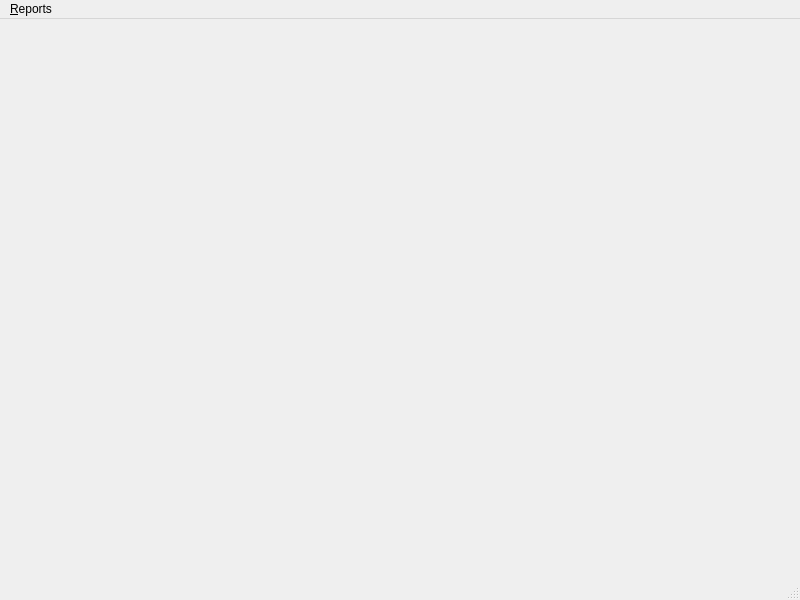
Old version of the form viewer/wndmain.ui in the repository tbikfalvi/Belenus.
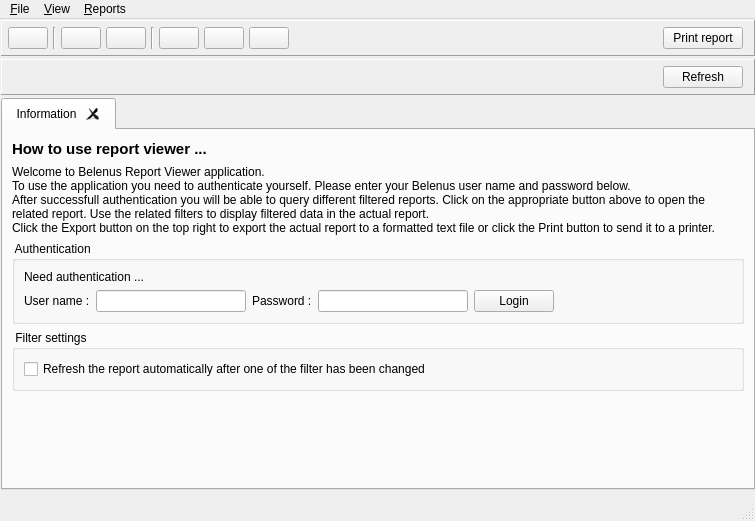
New version of the form.

Commit message: Report viewer ...

Patch:
```diff
--- a/viewer/wndmain.ui
+++ b/viewer/wndmain.ui
@@ -6,31 +6,483 @@
    <rect>
     <x>0</x>
     <y>0</y>
-    <width>800</width>
-    <height>600</height>
+    <width>755</width>
+    <height>521</height>
    </rect>
   </property>
   <property name="windowTitle">
    <string>Belenus Report Viewer</string>
   </property>
-  <widget class="QWidget" name="centralwidget"/>
+  <widget class="QWidget" name="centralwidget">
+   <layout class="QVBoxLayout" name="verticalLayout">
+    <property name="spacing">
+     <number>3</number>
+    </property>
+    <property name="leftMargin">
+     <number>1</number>
+    </property>
+    <property name="topMargin">
+     <number>1</number>
+    </property>
+    <property name="rightMargin">
+     <number>0</number>
+    </property>
+    <item>
+     <widget class="QFrame" name="frameToolbar">
+      <property name="frameShape">
+       <enum>QFrame::Panel</enum>
+      </property>
+      <property name="frameShadow">
+       <enum>QFrame::Raised</enum>
+      </property>
+      <layout class="QHBoxLayout" name="horizontalLayout">
+       <property name="spacing">
+        <number>5</number>
+       </property>
+       <property name="margin">
+        <number>6</number>
+       </property>
+       <item>
+        <widget class="QPushButton" name="pbExit">
+         <property name="sizePolicy">
+          <sizepolicy hsizetype="Minimum" vsizetype="Preferred">
+           <horstretch>0</horstretch>
+           <verstretch>0</verstretch>
+          </sizepolicy>
+         </property>
+         <property name="text">
+          <string/>
+         </property>
+         <property name="iconSize">
+          <size>
+           <width>30</width>
+           <height>30</height>
+          </size>
+         </property>
+        </widget>
+       </item>
+       <item>
+        <widget class="Line" name="line">
+         <property name="orientation">
+          <enum>Qt::Vertical</enum>
+         </property>
+        </widget>
+       </item>
+       <item>
+        <widget class="QPushButton" name="pbBookkeepingDaily">
+         <property name="text">
+          <string/>
+         </property>
+         <property name="iconSize">
+          <size>
+           <width>30</width>
+           <height>30</height>
+          </size>
+         </property>
+         <property name="checkable">
+          <bool>true</bool>
+         </property>
+        </widget>
+       </item>
+       <item>
+        <widget class="QPushButton" name="pbBookkeepingLedger">
+         <property name="text">
+          <string/>
+         </property>
+         <property name="iconSize">
+          <size>
+           <width>30</width>
+           <height>30</height>
+          </size>
+         </property>
+         <property name="checkable">
+          <bool>true</bool>
+         </property>
+        </widget>
+       </item>
+       <item>
+        <widget class="Line" name="line_2">
+         <property name="orientation">
+          <enum>Qt::Vertical</enum>
+         </property>
+        </widget>
+       </item>
+       <item>
+        <widget class="QPushButton" name="pbPatientcardsActive">
+         <property name="text">
+          <string/>
+         </property>
+         <property name="iconSize">
+          <size>
+           <width>30</width>
+           <height>30</height>
+          </size>
+         </property>
+         <property name="checkable">
+          <bool>true</bool>
+         </property>
+        </widget>
+       </item>
+       <item>
+        <widget class="QPushButton" name="pbPatientcardsInactive">
+         <property name="text">
+          <string/>
+         </property>
+         <property name="iconSize">
+          <size>
+           <width>30</width>
+           <height>30</height>
+          </size>
+         </property>
+         <property name="checkable">
+          <bool>true</bool>
+         </property>
+        </widget>
+       </item>
+       <item>
+        <widget class="QPushButton" name="pbPatientcardsUsage">
+         <property name="text">
+          <string/>
+         </property>
+         <property name="iconSize">
+          <size>
+           <width>30</width>
+           <height>30</height>
+          </size>
+         </property>
+         <property name="checkable">
+          <bool>true</bool>
+         </property>
+        </widget>
+       </item>
+       <item>
+        <spacer name="horizontalSpacer">
+         <property name="orientation">
+          <enum>Qt::Horizontal</enum>
+         </property>
+         <property name="sizeHint" stdset="0">
+          <size>
+           <width>737</width>
+           <height>20</height>
+          </size>
+         </property>
+        </spacer>
+       </item>
+       <item>
+        <widget class="QPushButton" name="pbPrint">
+         <property name="text">
+          <string> Print report </string>
+         </property>
+         <property name="iconSize">
+          <size>
+           <width>30</width>
+           <height>30</height>
+          </size>
+         </property>
+        </widget>
+       </item>
+       <item>
+        <spacer name="horizontalSpacer_2">
+         <property name="orientation">
+          <enum>Qt::Horizontal</enum>
+         </property>
+         <property name="sizeType">
+          <enum>QSizePolicy::Fixed</enum>
+         </property>
+         <property name="sizeHint" stdset="0">
+          <size>
+           <width>5</width>
+           <height>20</height>
+          </size>
+         </property>
+        </spacer>
+       </item>
+      </layout>
+     </widget>
+    </item>
+    <item>
+     <widget class="QFrame" name="frameFilterbar">
+      <property name="frameShape">
+       <enum>QFrame::Panel</enum>
+      </property>
+      <property name="frameShadow">
+       <enum>QFrame::Raised</enum>
+      </property>
+      <layout class="QHBoxLayout" name="horizontalLayout_3">
+       <property name="spacing">
+        <number>5</number>
+       </property>
+       <property name="margin">
+        <number>6</number>
+       </property>
+       <item>
+        <spacer name="horizontalSpacer_4">
+         <property name="orientation">
+          <enum>Qt::Horizontal</enum>
+         </property>
+         <property name="sizeHint" stdset="0">
+          <size>
+           <width>647</width>
+           <height>20</height>
+          </size>
+         </property>
+        </spacer>
+       </item>
+       <item>
+        <widget class="QPushButton" name="pbRefresh">
+         <property name="text">
+          <string> Refresh </string>
+         </property>
+         <property name="iconSize">
+          <size>
+           <width>30</width>
+           <height>30</height>
+          </size>
+         </property>
+        </widget>
+       </item>
+       <item>
+        <spacer name="horizontalSpacer_5">
+         <property name="orientation">
+          <enum>Qt::Horizontal</enum>
+         </property>
+         <property name="sizeType">
+          <enum>QSizePolicy::Fixed</enum>
+         </property>
+         <property name="sizeHint" stdset="0">
+          <size>
+           <width>5</width>
+           <height>20</height>
+          </size>
+         </property>
+        </spacer>
+       </item>
+      </layout>
+     </widget>
+    </item>
+    <item>
+     <widget class="QTabWidget" name="tabReports">
+      <property name="currentIndex">
+       <number>0</number>
+      </property>
+      <property name="tabsClosable">
+       <bool>true</bool>
+      </property>
+      <widget class="QWidget" name="tabInformation">
+       <attribute name="title">
+        <string> Information </string>
+       </attribute>
+       <layout class="QVBoxLayout" name="verticalLayout_3">
+        <item>
+         <layout class="QHBoxLayout" name="horizontalLayout_2">
+          <item>
+           <widget class="QLabel" name="lblInformationTitle">
+            <property name="font">
+             <font>
+              <pointsize>11</pointsize>
+              <weight>75</weight>
+              <bold>true</bold>
+             </font>
+            </property>
+            <property name="text">
+             <string>How to use report viewer ...</string>
+            </property>
+           </widget>
+          </item>
+          <item>
+           <spacer name="horizontalSpacer_3">
+            <property name="orientation">
+             <enum>Qt::Horizontal</enum>
+            </property>
+            <property name="sizeHint" stdset="0">
+             <size>
+              <width>40</width>
+              <height>20</height>
+             </size>
+            </property>
+           </spacer>
+          </item>
+         </layout>
+        </item>
+        <item>
+         <widget class="QLabel" name="lblInformation1">
+          <property name="text">
+           <string>Welcome to Belenus Report Viewer application.
+To use the application you need to authenticate yourself. Please enter your Belenus user name and password below.
+After successfull authentication you will be able to query different filtered reports. Click on the appropriate button above to open the related report. Use the related filters to display filtered data in the actual report.
+Click the Export button on the top right to export the actual report to a formatted text file or click the Print button to send it to a printer.</string>
+          </property>
+          <property name="wordWrap">
+           <bool>true</bool>
+          </property>
+         </widget>
+        </item>
+        <item>
+         <widget class="QGroupBox" name="gbAuthentication">
+          <property name="title">
+           <string> Authentication </string>
+          </property>
+          <layout class="QVBoxLayout" name="verticalLayout_2">
+           <item>
+            <widget class="QLabel" name="lblAuthenticationInformation">
+             <property name="text">
+              <string>Need authentication ...</string>
+             </property>
+            </widget>
+           </item>
+           <item>
+            <layout class="QHBoxLayout" name="horizontalLayout_4">
+             <item>
+              <widget class="QLabel" name="lblUserName">
+               <property name="text">
+                <string>User name :</string>
+               </property>
+              </widget>
+             </item>
+             <item>
+              <widget class="QLineEdit" name="ledUserName">
+               <property name="maximumSize">
+                <size>
+                 <width>150</width>
+                 <height>16777215</height>
+                </size>
+               </property>
+              </widget>
+             </item>
+             <item>
+              <widget class="QLabel" name="lblPassword">
+               <property name="text">
+                <string>Password :</string>
+               </property>
+              </widget>
+             </item>
+             <item>
+              <widget class="QLineEdit" name="ledPassword">
+               <property name="maximumSize">
+                <size>
+                 <width>150</width>
+                 <height>16777215</height>
+                </size>
+               </property>
+               <property name="echoMode">
+                <enum>QLineEdit::Password</enum>
+               </property>
+              </widget>
+             </item>
+             <item>
+              <widget class="QPushButton" name="pbAuthenticate">
+               <property name="text">
+                <string> Login </string>
+               </property>
+               <property name="iconSize">
+                <size>
+                 <width>20</width>
+                 <height>20</height>
+                </size>
+               </property>
+              </widget>
+             </item>
+             <item>
+              <spacer name="horizontalSpacer_6">
+               <property name="orientation">
+                <enum>Qt::Horizontal</enum>
+               </property>
+               <property name="sizeHint" stdset="0">
+                <size>
+                 <width>40</width>
+                 <height>20</height>
+                </size>
+               </property>
+              </spacer>
+             </item>
+            </layout>
+           </item>
+          </layout>
+         </widget>
+        </item>
+        <item>
+         <widget class="QGroupBox" name="gbFilterSettings">
+          <property name="title">
+           <string> Filter settings </string>
+          </property>
+          <layout class="QVBoxLayout" name="verticalLayout_4">
+           <item>
+            <widget class="QCheckBox" name="chkAutoRefresh">
+             <property name="text">
+              <string>Refresh the report automatically after one of the filter has been changed</string>
+             </property>
+            </widget>
+           </item>
+          </layout>
+         </widget>
+        </item>
+        <item>
+         <spacer name="verticalSpacer">
+          <property name="orientation">
+           <enum>Qt::Vertical</enum>
+          </property>
+          <property name="sizeHint" stdset="0">
+           <size>
+            <width>20</width>
+            <height>105</height>
+           </size>
+          </property>
+         </spacer>
+        </item>
+       </layout>
+      </widget>
+     </widget>
+    </item>
+   </layout>
+  </widget>
   <widget class="QMenuBar" name="menubar">
    <property name="geometry">
     <rect>
      <x>0</x>
      <y>0</y>
-     <width>800</width>
-     <height>25</height>
+     <width>755</width>
+     <height>20</height>
     </rect>
    </property>
-   <widget class="QMenu" name="menu_Reports">
+   <widget class="QMenu" name="menu_File">
     <property name="title">
-     <string>&amp;Reports</string>
+     <string>&amp;File</string>
     </property>
     <addaction name="action_Demo"/>
     <addaction name="separator"/>
     <addaction name="actionE_xit"/>
    </widget>
+   <widget class="QMenu" name="menu_View">
+    <property name="title">
+     <string>&amp;View</string>
+    </property>
+    <addaction name="action_Toolbar"/>
+    <addaction name="action_FilterBar"/>
+   </widget>
+   <widget class="QMenu" name="menu_Reports">
+    <property name="title">
+     <string>&amp;Reports</string>
+    </property>
+    <widget class="QMenu" name="menu_Bookkeeping">
+     <property name="title">
+      <string>&amp;Bookkeeping</string>
+     </property>
+     <addaction name="action_Bookkeeping_Daily"/>
+     <addaction name="action_Bookkeeping_Ledger"/>
+    </widget>
+    <widget class="QMenu" name="menuPatientcards">
+     <property name="title">
+      <string>Patientcards</string>
+     </property>
+     <addaction name="action_Patientcards_Active"/>
+     <addaction name="action_Patientcards_Inactive"/>
+     <addaction name="action_Patientcards_Usage"/>
+    </widget>
+    <addaction name="menu_Bookkeeping"/>
+    <addaction name="menuPatientcards"/>
+   </widget>
+   <addaction name="menu_File"/>
+   <addaction name="menu_View"/>
    <addaction name="menu_Reports"/>
   </widget>
   <widget class="QStatusBar" name="statusbar"/>
```
Left out of the diff: 71 changed lines with no effect on the pictures. The commit also changes 9 other files.
